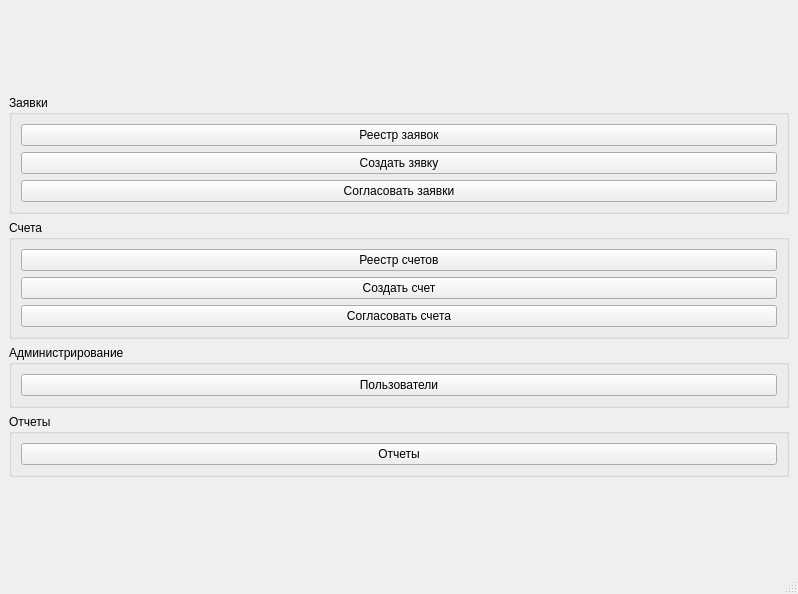
Before: the Qt Designer form interfaces/mainwindow.ui in RichCake/Kursovoj-proekt-Karpov-313IS, drawn with Qt 5.
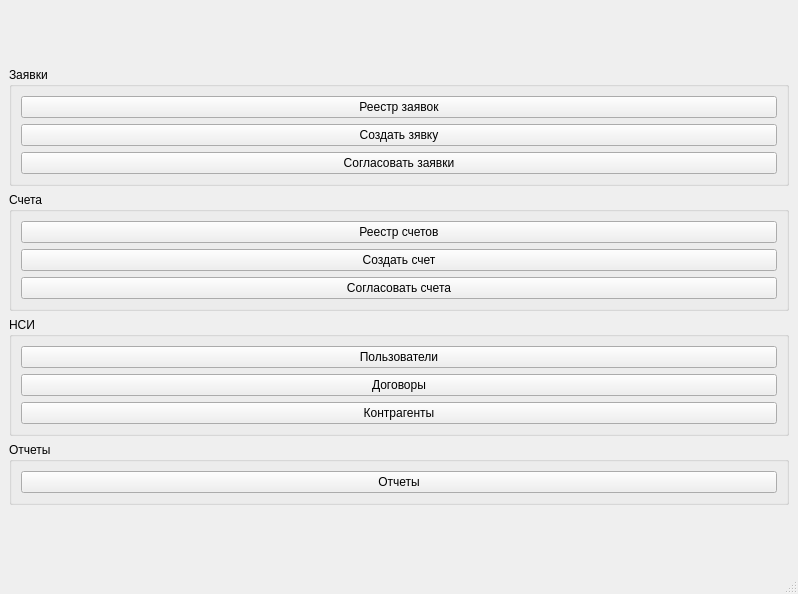
After: the same form once the commit is applied.

Patch:
```diff
--- a/interfaces/mainwindow.ui
+++ b/interfaces/mainwindow.ui
@@ -133,7 +133,7 @@
            </sizepolicy>
           </property>
           <property name="title">
-           <string>Администрирование</string>
+           <string>НСИ </string>
           </property>
           <layout class="QVBoxLayout" name="verticalLayout_5">
            <item>
@@ -143,6 +143,20 @@
              </property>
             </widget>
            </item>
+           <item>
+            <widget class="QPushButton" name="contract_registry_btn">
+             <property name="text">
+              <string>Договоры</string>
+             </property>
+            </widget>
+           </item>
+           <item>
+            <widget class="QPushButton" name="vendor_btn">
+             <property name="text">
+              <string>Контрагенты</string>
+             </property>
+            </widget>
+           </item>
           </layout>
          </widget>
         </item>
```
